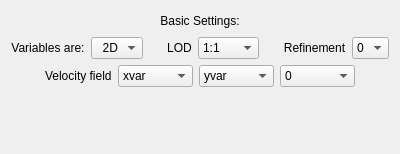
Above: apps/vaporgui/guis/ui/barbBasic.ui from yyr/vapor before the change. Below: the same form after it.
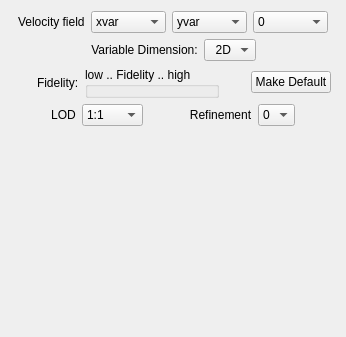
That is the form after the change.

The edit to the form file:
```diff
--- a/apps/vaporgui/guis/ui/barbBasic.ui
+++ b/apps/vaporgui/guis/ui/barbBasic.ui
@@ -6,37 +6,136 @@
    <rect>
     <x>0</x>
     <y>0</y>
-    <width>400</width>
-    <height>154</height>
+    <width>346</width>
+    <height>337</height>
    </rect>
   </property>
   <property name="windowTitle">
    <string>Form</string>
   </property>
-  <layout class="QHBoxLayout" name="horizontalLayout">
+  <layout class="QHBoxLayout" name="horizontalLayout_3">
    <item>
     <layout class="QVBoxLayout" name="verticalLayout">
      <item>
-      <widget class="QLabel" name="textLabel1_4">
-       <property name="minimumSize">
-        <size>
-         <width>0</width>
-         <height>20</height>
-        </size>
-       </property>
-       <property name="text">
-        <string>Basic Settings:</string>
-       </property>
-       <property name="alignment">
-        <set>Qt::AlignCenter</set>
-       </property>
-       <property name="wordWrap">
-        <bool>false</bool>
-       </property>
-      </widget>
+      <layout class="QHBoxLayout" name="horizontalLayout_7">
+       <item>
+        <spacer name="horizontalSpacer_5">
+         <property name="orientation">
+          <enum>Qt::Horizontal</enum>
+         </property>
+         <property name="sizeHint" stdset="0">
+          <size>
+           <width>40</width>
+           <height>20</height>
+          </size>
+         </property>
+        </spacer>
+       </item>
+       <item>
+        <widget class="QLabel" name="label_4">
+         <property name="minimumSize">
+          <size>
+           <width>0</width>
+           <height>20</height>
+          </size>
+         </property>
+         <property name="text">
+          <string>Velocity field</string>
+         </property>
+        </widget>
+       </item>
+       <item>
+        <widget class="QComboBox" name="xVarCombo">
+         <property name="minimumSize">
+          <size>
+           <width>75</width>
+           <height>20</height>
+          </size>
+         </property>
+         <property name="toolTip">
+          <string>Specify velocity field component variables or zero value</string>
+         </property>
+         <property name="whatsThis">
+          <string>&lt;!DOCTYPE HTML PUBLIC &quot;-//W3C//DTD HTML 4.0//EN&quot; &quot;http://www.w3.org/TR/REC-html40/strict.dtd&quot;&gt;
+&lt;html&gt;&lt;head&gt;&lt;meta name=&quot;qrichtext&quot; content=&quot;1&quot; /&gt;&lt;style type=&quot;text/css&quot;&gt;
+p, li { white-space: pre-wrap; }
+&lt;/style&gt;&lt;/head&gt;&lt;body style=&quot; font-family:'MS Shell Dlg 2'; font-size:8.25pt; font-weight:400; font-style:normal;&quot;&gt;
+&lt;p style=&quot; margin-top:0px; margin-bottom:0px; margin-left:0px; margin-right:0px; -qt-block-indent:0; text-indent:0px;&quot;&gt;&lt;span style=&quot; font-size:8pt;&quot;&gt;The arrow direction and length is determined by the three components of the Velocity Field.  The Velocity field vector is multiplied by a length factor, which is determined by the Length scale.&lt;/span&gt;&lt;/p&gt;&lt;/body&gt;&lt;/html&gt;</string>
+         </property>
+         <item>
+          <property name="text">
+           <string>xvar</string>
+          </property>
+         </item>
+        </widget>
+       </item>
+       <item>
+        <widget class="QComboBox" name="yVarCombo">
+         <property name="minimumSize">
+          <size>
+           <width>75</width>
+           <height>20</height>
+          </size>
+         </property>
+         <property name="toolTip">
+          <string>Specify velocity field component variables or zero value</string>
+         </property>
+         <property name="whatsThis">
+          <string>&lt;!DOCTYPE HTML PUBLIC &quot;-//W3C//DTD HTML 4.0//EN&quot; &quot;http://www.w3.org/TR/REC-html40/strict.dtd&quot;&gt;
+&lt;html&gt;&lt;head&gt;&lt;meta name=&quot;qrichtext&quot; content=&quot;1&quot; /&gt;&lt;style type=&quot;text/css&quot;&gt;
+p, li { white-space: pre-wrap; }
+&lt;/style&gt;&lt;/head&gt;&lt;body style=&quot; font-family:'MS Shell Dlg 2'; font-size:8.25pt; font-weight:400; font-style:normal;&quot;&gt;
+&lt;p style=&quot; margin-top:0px; margin-bottom:0px; margin-left:0px; margin-right:0px; -qt-block-indent:0; text-indent:0px;&quot;&gt;&lt;span style=&quot; font-size:8pt;&quot;&gt;The arrow direction and length is determined by the three components of the Velocity Field.  The Velocity field vector is multiplied by a length factor, which is determined by the Length scale.&lt;/span&gt;&lt;/p&gt;&lt;/body&gt;&lt;/html&gt;</string>
+         </property>
+         <item>
+          <property name="text">
+           <string>yvar</string>
+          </property>
+         </item>
+        </widget>
+       </item>
+       <item>
+        <widget class="QComboBox" name="zVarCombo">
+         <property name="minimumSize">
+          <size>
+           <width>75</width>
+           <height>20</height>
+          </size>
+         </property>
+         <property name="toolTip">
+          <string>Specify velocity field component variables or zero value</string>
+         </property>
+         <property name="whatsThis">
+          <string>&lt;!DOCTYPE HTML PUBLIC &quot;-//W3C//DTD HTML 4.0//EN&quot; &quot;http://www.w3.org/TR/REC-html40/strict.dtd&quot;&gt;
+&lt;html&gt;&lt;head&gt;&lt;meta name=&quot;qrichtext&quot; content=&quot;1&quot; /&gt;&lt;style type=&quot;text/css&quot;&gt;
+p, li { white-space: pre-wrap; }
+&lt;/style&gt;&lt;/head&gt;&lt;body style=&quot; font-family:'MS Shell Dlg 2'; font-size:8.25pt; font-weight:400; font-style:normal;&quot;&gt;
+&lt;p style=&quot; margin-top:0px; margin-bottom:0px; margin-left:0px; margin-right:0px; -qt-block-indent:0; text-indent:0px;&quot;&gt;&lt;span style=&quot; font-size:8pt;&quot;&gt;The arrow direction and length is determined by the three components of the Velocity Field.  The Velocity field vector is multiplied by a length factor, which is determined by the Length scale.&lt;/span&gt;&lt;/p&gt;&lt;/body&gt;&lt;/html&gt;</string>
+         </property>
+         <item>
+          <property name="text">
+           <string>0</string>
+          </property>
+         </item>
+        </widget>
+       </item>
+       <item>
+        <spacer name="horizontalSpacer_6">
+         <property name="orientation">
+          <enum>Qt::Horizontal</enum>
+         </property>
+         <property name="sizeHint" stdset="0">
+          <size>
+           <width>40</width>
+           <height>20</height>
+          </size>
+         </property>
+        </spacer>
+       </item>
+      </layout>
      </item>
      <item>
-      <layout class="QHBoxLayout" name="horizontalLayout_6">
+      <layout class="QHBoxLayout" name="horizontalLayout">
        <item>
         <spacer name="spacer50_2">
          <property name="orientation">
@@ -62,7 +161,7 @@
           </size>
          </property>
          <property name="text">
-          <string>Variables are:</string>
+          <string>Variable Dimension:</string>
          </property>
          <property name="alignment">
           <set>Qt::AlignCenter</set>
@@ -105,6 +204,106 @@
          </property>
         </spacer>
        </item>
+      </layout>
+     </item>
+     <item>
+      <layout class="QHBoxLayout" name="fidelityLayout">
+       <item>
+        <spacer name="horizontalSpacer_7">
+         <property name="orientation">
+          <enum>Qt::Horizontal</enum>
+         </property>
+         <property name="sizeHint" stdset="0">
+          <size>
+           <width>40</width>
+           <height>20</height>
+          </size>
+         </property>
+        </spacer>
+       </item>
+       <item>
+        <widget class="QLabel" name="label_11">
+         <property name="statusTip">
+          <string>Select either contours of 3D or 2D variables</string>
+         </property>
+         <property name="whatsThis">
+          <string>&lt;html&gt;&lt;head/&gt;&lt;body&gt;&lt;p&gt;Isolines can be calculated from 3D variables along arbitrarily oriented planes, or from 2D variables along a horizontally oriented plane.&lt;/p&gt;&lt;/body&gt;&lt;/html&gt;</string>
+         </property>
+         <property name="text">
+          <string>Fidelity:</string>
+         </property>
+        </widget>
+       </item>
+       <item>
+        <widget class="QGroupBox" name="fidelityBox">
+         <property name="whatsThis">
+          <string>The fidelity setting controls both refinement and LOD.  Click on the &quot;Set Default Fidelity&quot; button to establish a fidelity level that is interactive on the current platform.</string>
+         </property>
+         <property name="title">
+          <string>low .. Fidelity .. high</string>
+         </property>
+        </widget>
+       </item>
+       <item>
+        <spacer name="horizontalSpacer_8">
+         <property name="orientation">
+          <enum>Qt::Horizontal</enum>
+         </property>
+         <property name="sizeHint" stdset="0">
+          <size>
+           <width>40</width>
+           <height>20</height>
+          </size>
+         </property>
+        </spacer>
+       </item>
+       <item>
+        <widget class="QPushButton" name="fidelityDefaultButton">
+         <property name="toolTip">
+          <string>&lt;!DOCTYPE HTML PUBLIC &quot;-//W3C//DTD HTML 4.0//EN&quot; &quot;http://www.w3.org/TR/REC-html40/strict.dtd&quot;&gt;
+&lt;html&gt;&lt;head&gt;&lt;meta name=&quot;qrichtext&quot; content=&quot;1&quot; /&gt;&lt;style type=&quot;text/css&quot;&gt;
+p, li { white-space: pre-wrap; }
+&lt;/style&gt;&lt;/head&gt;&lt;body style=&quot; font-family:'MS Shell Dlg 2'; font-size:8pt; font-weight:400; font-style:normal;&quot;&gt;
+&lt;p style=&quot; margin-top:0px; margin-bottom:0px; margin-left:0px; margin-right:0px; -qt-block-indent:0; text-indent:0px;&quot;&gt;Click to set default Fidelity to current LOD and Refinement levels.  The default can optionally be saved in user preferences.&lt;/p&gt;&lt;/body&gt;&lt;/html&gt;</string>
+         </property>
+         <property name="whatsThis">
+          <string>The fidelity setting controls both refinement and LOD.  Click on the &quot;Set Default Fidelity&quot; button to establish a fidelity level that is interactive on the current platform.</string>
+         </property>
+         <property name="text">
+          <string>Make Default</string>
+         </property>
+        </widget>
+       </item>
+       <item>
+        <spacer name="horizontalSpacer_9">
+         <property name="orientation">
+          <enum>Qt::Horizontal</enum>
+         </property>
+         <property name="sizeHint" stdset="0">
+          <size>
+           <width>18</width>
+           <height>20</height>
+          </size>
+         </property>
+        </spacer>
+       </item>
+      </layout>
+     </item>
+     <item>
+      <layout class="QHBoxLayout" name="horizontalLayout_2">
+       <item>
+        <spacer name="horizontalSpacer">
+         <property name="orientation">
+          <enum>Qt::Horizontal</enum>
+         </property>
+         <property name="sizeHint" stdset="0">
+          <size>
+           <width>40</width>
+           <height>20</height>
+          </size>
+         </property>
+        </spacer>
+       </item>
        <item>
         <widget class="QLabel" name="label_3">
          <property name="minimumSize">
@@ -241,124 +440,6 @@
        </item>
       </layout>
      </item>
-     <item>
-      <layout class="QHBoxLayout" name="horizontalLayout_7">
-       <item>
-        <spacer name="horizontalSpacer_5">
-         <property name="orientation">
-          <enum>Qt::Horizontal</enum>
-         </property>
-         <property name="sizeHint" stdset="0">
-          <size>
-           <width>40</width>
-           <height>20</height>
-          </size>
-         </property>
-        </spacer>
-       </item>
-       <item>
-        <widget class="QLabel" name="label_4">
-         <property name="minimumSize">
-          <size>
-           <width>0</width>
-           <height>20</height>
-          </size>
-         </property>
-         <property name="text">
-          <string>Velocity field</string>
-         </property>
-        </widget>
-       </item>
-       <item>
-        <widget class="QComboBox" name="xVarCombo">
-         <property name="minimumSize">
-          <size>
-           <width>75</width>
-           <height>20</height>
-          </size>
-         </property>
-         <property name="toolTip">
-          <string>Specify velocity field component variables or zero value</string>
-         </property>
-         <property name="whatsThis">
-          <string>&lt;!DOCTYPE HTML PUBLIC &quot;-//W3C//DTD HTML 4.0//EN&quot; &quot;http://www.w3.org/TR/REC-html40/strict.dtd&quot;&gt;
-&lt;html&gt;&lt;head&gt;&lt;meta name=&quot;qrichtext&quot; content=&quot;1&quot; /&gt;&lt;style type=&quot;text/css&quot;&gt;
-p, li { white-space: pre-wrap; }
-&lt;/style&gt;&lt;/head&gt;&lt;body style=&quot; font-family:'MS Shell Dlg 2'; font-size:8.25pt; font-weight:400; font-style:normal;&quot;&gt;
-&lt;p style=&quot; margin-top:0px; margin-bottom:0px; margin-left:0px; margin-right:0px; -qt-block-indent:0; text-indent:0px;&quot;&gt;&lt;span style=&quot; font-size:8pt;&quot;&gt;The arrow direction and length is determined by the three components of the Velocity Field.  The Velocity field vector is multiplied by a length factor, which is determined by the Length scale.&lt;/span&gt;&lt;/p&gt;&lt;/body&gt;&lt;/html&gt;</string>
-         </property>
-         <item>
-          <property name="text">
-           <string>xvar</string>
-          </property>
-         </item>
-        </widget>
-       </item>
-       <item>
-        <widget class="QComboBox" name="yVarCombo">
-         <property name="minimumSize">
-          <size>
-           <width>75</width>
-           <height>20</height>
-          </size>
-         </property>
-         <property name="toolTip">
-          <string>Specify velocity field component variables or zero value</string>
-         </property>
-         <property name="whatsThis">
-          <string>&lt;!DOCTYPE HTML PUBLIC &quot;-//W3C//DTD HTML 4.0//EN&quot; &quot;http://www.w3.org/TR/REC-html40/strict.dtd&quot;&gt;
-&lt;html&gt;&lt;head&gt;&lt;meta name=&quot;qrichtext&quot; content=&quot;1&quot; /&gt;&lt;style type=&quot;text/css&quot;&gt;
-p, li { white-space: pre-wrap; }
-&lt;/style&gt;&lt;/head&gt;&lt;body style=&quot; font-family:'MS Shell Dlg 2'; font-size:8.25pt; font-weight:400; font-style:normal;&quot;&gt;
-&lt;p style=&quot; margin-top:0px; margin-bottom:0px; margin-left:0px; margin-right:0px; -qt-block-indent:0; text-indent:0px;&quot;&gt;&lt;span style=&quot; font-size:8pt;&quot;&gt;The arrow direction and length is determined by the three components of the Velocity Field.  The Velocity field vector is multiplied by a length factor, which is determined by the Length scale.&lt;/span&gt;&lt;/p&gt;&lt;/body&gt;&lt;/html&gt;</string>
-         </property>
-         <item>
-          <property name="text">
-           <string>yvar</string>
-          </property>
-         </item>
-        </widget>
-       </item>
-       <item>
-        <widget class="QComboBox" name="zVarCombo">
-         <property name="minimumSize">
-          <size>
-           <width>75</width>
-           <height>20</height>
-          </size>
-         </property>
-         <property name="toolTip">
-          <string>Specify velocity field component variables or zero value</string>
-         </property>
-         <property name="whatsThis">
-          <string>&lt;!DOCTYPE HTML PUBLIC &quot;-//W3C//DTD HTML 4.0//EN&quot; &quot;http://www.w3.org/TR/REC-html40/strict.dtd&quot;&gt;
-&lt;html&gt;&lt;head&gt;&lt;meta name=&quot;qrichtext&quot; content=&quot;1&quot; /&gt;&lt;style type=&quot;text/css&quot;&gt;
-p, li { white-space: pre-wrap; }
-&lt;/style&gt;&lt;/head&gt;&lt;body style=&quot; font-family:'MS Shell Dlg 2'; font-size:8.25pt; font-weight:400; font-style:normal;&quot;&gt;
-&lt;p style=&quot; margin-top:0px; margin-bottom:0px; margin-left:0px; margin-right:0px; -qt-block-indent:0; text-indent:0px;&quot;&gt;&lt;span style=&quot; font-size:8pt;&quot;&gt;The arrow direction and length is determined by the three components of the Velocity Field.  The Velocity field vector is multiplied by a length factor, which is determined by the Length scale.&lt;/span&gt;&lt;/p&gt;&lt;/body&gt;&lt;/html&gt;</string>
-         </property>
-         <item>
-          <property name="text">
-           <string>0</string>
-          </property>
-         </item>
-        </widget>
-       </item>
-       <item>
-        <spacer name="horizontalSpacer_6">
-         <property name="orientation">
-          <enum>Qt::Horizontal</enum>
-         </property>
-         <property name="sizeHint" stdset="0">
-          <size>
-           <width>40</width>
-           <height>20</height>
-          </size>
-         </property>
-        </spacer>
-       </item>
-      </layout>
-     </item>
      <item>
       <spacer name="verticalSpacer">
        <property name="orientation">
```
